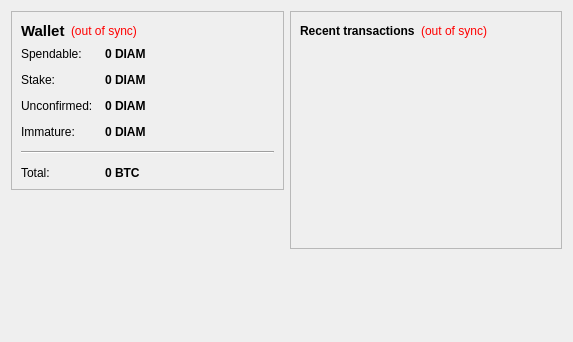
Before: the Qt Designer form src/qt/forms/overviewpage.ui in diamint-DIAM/diamint, drawn with Qt 5.
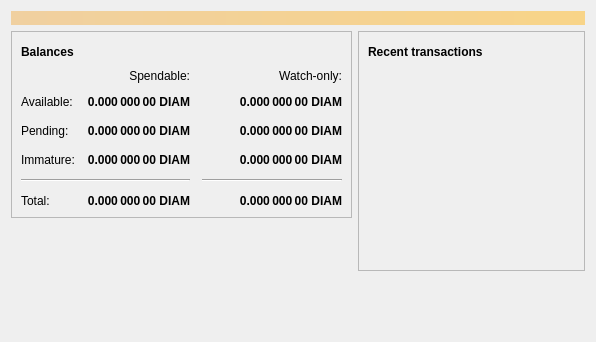
After: the same form once the commit is applied. Icons and pictures are not drawn.

Patch:
```diff
--- a/src/qt/forms/overviewpage.ui
+++ b/src/qt/forms/overviewpage.ui
@@ -6,13 +6,34 @@
    <rect>
     <x>0</x>
     <y>0</y>
-    <width>573</width>
+    <width>596</width>
     <height>342</height>
    </rect>
   </property>
   <property name="windowTitle">
    <string>Form</string>
   </property>
+  <layout class="QVBoxLayout" name="topLayout">
+   <item>
+    <widget class="QLabel" name="labelAlerts">
+     <property name="visible">
+      <bool>false</bool>
+     </property>
+     <property name="styleSheet">
+      <string notr="true">QLabel { background-color: qlineargradient(x1: 0, y1: 0, x2: 1, y2: 0, stop:0 #F0D0A0, stop:1 #F8D488); color:#000000; }</string>
+     </property>
+     <property name="wordWrap">
+      <bool>true</bool>
+     </property>
+     <property name="margin">
+      <number>3</number>
+     </property>
+     <property name="textInteractionFlags">
+      <set>Qt::TextSelectableByMouse</set>
+     </property>
+    </widget>
+   </item>
+   <item>
   <layout class="QHBoxLayout" name="horizontalLayout" stretch="1,1">
    <item>
     <layout class="QVBoxLayout" name="verticalLayout_2">
@@ -31,34 +52,50 @@
            <widget class="QLabel" name="label_5">
             <property name="font">
              <font>
-              <pointsize>11</pointsize>
               <weight>75</weight>
               <bold>true</bold>
              </font>
             </property>
             <property name="text">
-             <string>Wallet</string>
+               <string>Balances</string>
             </property>
            </widget>
           </item>
           <item>
-           <widget class="QLabel" name="labelWalletStatus">
+             <widget class="QPushButton" name="labelWalletStatus">
+              <property name="enabled">
+               <bool>true</bool>
+              </property>
+              <property name="maximumSize">
+               <size>
+                <width>30</width>
+                <height>16777215</height>
+               </size>
+              </property>
             <property name="toolTip">
              <string>The displayed information may be out of date. Your wallet automatically synchronizes with the Diamint network after a connection is established, but this process has not completed yet.</string>
             </property>
-            <property name="styleSheet">
-             <string notr="true">QLabel { color: red; }</string>
-            </property>
             <property name="text">
-             <string notr="true">(out of sync)</string>
-            </property>
-            <property name="alignment">
-             <set>Qt::AlignLeading|Qt::AlignLeft|Qt::AlignVCenter</set>
+               <string/>
+              </property>
+              <property name="icon">
+               <iconset resource="../bitcoin.qrc">
+                <normaloff>:/icons/warning</normaloff>
+                <disabledoff>:/icons/warning</disabledoff>:/icons/warning</iconset>
+              </property>
+              <property name="iconSize">
+               <size>
+                <width>24</width>
+                <height>24</height>
+               </size>
+              </property>
+              <property name="flat">
+               <bool>true</bool>
             </property>
            </widget>
           </item>
           <item>
-           <spacer name="horizontalSpacer_2">
+             <spacer name="horizontalSpacer_3">
             <property name="orientation">
              <enum>Qt::Horizontal</enum>
             </property>
@@ -73,25 +110,12 @@
          </layout>
         </item>
         <item>
-         <layout class="QFormLayout" name="formLayout_2">
-          <property name="fieldGrowthPolicy">
-           <enum>QFormLayout::AllNonFixedFieldsGrow</enum>
-          </property>
-          <property name="horizontalSpacing">
+           <layout class="QGridLayout" name="gridLayout">
+            <property name="spacing">
            <number>12</number>
           </property>
-          <property name="verticalSpacing">
-           <number>12</number>
-          </property>
-          <item row="0" column="0">
-           <widget class="QLabel" name="label">
-            <property name="text">
-             <string>Spendable:</string>
-            </property>
-           </widget>
-          </item>
-          <item row="0" column="1">
-           <widget class="QLabel" name="labelBalance">
+            <item row="2" column="2">
+             <widget class="QLabel" name="labelWatchPending">
             <property name="font">
              <font>
               <weight>75</weight>
@@ -102,52 +126,19 @@
              <cursorShape>IBeamCursor</cursorShape>
             </property>
             <property name="toolTip">
-             <string>Your current spendable balance</string>
+               <string>Unconfirmed transactions to watch-only addresses</string>
             </property>
             <property name="text">
-             <string notr="true">0 DIAM</string>
-            </property>
-            <property name="textInteractionFlags">
-             <set>Qt::LinksAccessibleByMouse|Qt::TextSelectableByKeyboard|Qt::TextSelectableByMouse</set>
-            </property>
-           </widget>
-          </item>
-          <item row="1" column="0">
-           <widget class="QLabel" name="label_6">
-            <property name="text">
-             <string>Stake:</string>
-            </property>
-           </widget>
-          </item>
-          <item row="1" column="1">
-           <widget class="QLabel" name="labelStake">
-            <property name="font">
-             <font>
-              <weight>75</weight>
-              <bold>true</bold>
-             </font>
-            </property>
-            <property name="cursor">
-             <cursorShape>IBeamCursor</cursorShape>
-            </property>
-            <property name="toolTip">
-             <string>Total of coins that was staked, and do not yet count toward the current balance</string>
-            </property>
-            <property name="text">
-             <string notr="true">0 DIAM</string>
-            </property>
+               <string notr="true">0.000 000 00 DIAM</string>
+              </property>
+              <property name="alignment">
+               <set>Qt::AlignRight|Qt::AlignTrailing|Qt::AlignVCenter</set>
+              </property>
             <property name="textInteractionFlags">
              <set>Qt::LinksAccessibleByMouse|Qt::TextSelectableByKeyboard|Qt::TextSelectableByMouse</set>
             </property>
            </widget>
           </item>
-          <item row="2" column="0">
-           <widget class="QLabel" name="label_3">
-            <property name="text">
-             <string>Unconfirmed:</string>
-            </property>
-           </widget>
-          </item>
           <item row="2" column="1">
            <widget class="QLabel" name="labelUnconfirmed">
             <property name="font">
@@ -160,36 +151,38 @@
              <cursorShape>IBeamCursor</cursorShape>
             </property>
             <property name="toolTip">
-             <string>Total of transactions that have yet to be confirmed, and do not yet count toward the current balance</string>
+               <string>Total of transactions that have yet to be confirmed, and do not yet count toward the spendable balance</string>
             </property>
             <property name="text">
-             <string notr="true">0 DIAM</string>
+               <string notr="true">0.000 000 00 DIAM</string>
+              </property>
+              <property name="alignment">
+               <set>Qt::AlignRight|Qt::AlignTrailing|Qt::AlignVCenter</set>
             </property>
             <property name="textInteractionFlags">
              <set>Qt::LinksAccessibleByMouse|Qt::TextSelectableByKeyboard|Qt::TextSelectableByMouse</set>
             </property>
            </widget>
           </item>
-          <item row="3" column="0">
-           <widget class="QLabel" name="labelImmatureText">
-            <property name="text">
-             <string>Immature:</string>
-            </property>
-           </widget>
-          </item>
-          <item row="3" column="1">
-           <widget class="QLabel" name="labelImmature">
+            <item row="3" column="2">
+             <widget class="QLabel" name="labelWatchImmature">
             <property name="font">
              <font>
               <weight>75</weight>
               <bold>true</bold>
              </font>
             </property>
+              <property name="cursor">
+               <cursorShape>IBeamCursor</cursorShape>
+              </property>
             <property name="toolTip">
-             <string>Mined balance that has not yet matured</string>
+               <string>Mined balance in watch-only addresses that has not yet matured</string>
             </property>
             <property name="text">
-             <string notr="true">0 DIAM</string>
+               <string notr="true">0.000 000 00 DIAM</string>
+              </property>
+              <property name="alignment">
+               <set>Qt::AlignRight|Qt::AlignTrailing|Qt::AlignVCenter</set>
             </property>
             <property name="textInteractionFlags">
              <set>Qt::LinksAccessibleByMouse|Qt::TextSelectableByKeyboard|Qt::TextSelectableByMouse</set>
@@ -203,6 +196,25 @@
             </property>
            </widget>
           </item>
+            <item row="4" column="2">
+             <widget class="Line" name="lineWatchBalance">
+              <property name="sizePolicy">
+               <sizepolicy hsizetype="Preferred" vsizetype="Fixed">
+                <horstretch>0</horstretch>
+                <verstretch>0</verstretch>
+               </sizepolicy>
+              </property>
+              <property name="minimumSize">
+               <size>
+                <width>140</width>
+                <height>0</height>
+               </size>
+              </property>
+              <property name="orientation">
+               <enum>Qt::Horizontal</enum>
+              </property>
+             </widget>
+            </item>
           <item row="5" column="0">
            <widget class="QLabel" name="labelTotalText">
             <property name="text">
@@ -210,6 +222,51 @@
             </property>
            </widget>
           </item>
+            <item row="3" column="1">
+             <widget class="QLabel" name="labelImmature">
+              <property name="font">
+               <font>
+                <weight>75</weight>
+                <bold>true</bold>
+               </font>
+              </property>
+              <property name="cursor">
+               <cursorShape>IBeamCursor</cursorShape>
+              </property>
+              <property name="toolTip">
+               <string>Mined balance that has not yet matured</string>
+              </property>
+              <property name="text">
+               <string notr="true">0.000 000 00 DIAM</string>
+              </property>
+              <property name="alignment">
+               <set>Qt::AlignRight|Qt::AlignTrailing|Qt::AlignVCenter</set>
+              </property>
+              <property name="textInteractionFlags">
+               <set>Qt::LinksAccessibleByMouse|Qt::TextSelectableByKeyboard|Qt::TextSelectableByMouse</set>
+              </property>
+             </widget>
+            </item>
+            <item row="2" column="3">
+             <spacer name="horizontalSpacer_2">
+              <property name="orientation">
+               <enum>Qt::Horizontal</enum>
+              </property>
+              <property name="sizeHint" stdset="0">
+               <size>
+                <width>40</width>
+                <height>20</height>
+               </size>
+              </property>
+             </spacer>
+            </item>
+            <item row="3" column="0">
+             <widget class="QLabel" name="labelImmatureText">
+              <property name="text">
+               <string>Immature:</string>
+              </property>
+             </widget>
+            </item>
           <item row="5" column="1">
            <widget class="QLabel" name="labelTotal">
             <property name="font">
@@ -225,13 +282,125 @@
              <string>Your current total balance</string>
             </property>
             <property name="text">
-             <string notr="true">0 BTC</string>
-            </property>
+               <string notr="true">0.000 000 00 DIAM</string>
+              </property>
+              <property name="alignment">
+               <set>Qt::AlignRight|Qt::AlignTrailing|Qt::AlignVCenter</set>
+              </property>
             <property name="textInteractionFlags">
              <set>Qt::LinksAccessibleByMouse|Qt::TextSelectableByKeyboard|Qt::TextSelectableByMouse</set>
             </property>
            </widget>
           </item>
+            <item row="5" column="2">
+             <widget class="QLabel" name="labelWatchTotal">
+              <property name="font">
+               <font>
+                <weight>75</weight>
+                <bold>true</bold>
+               </font>
+              </property>
+              <property name="cursor">
+               <cursorShape>IBeamCursor</cursorShape>
+              </property>
+              <property name="toolTip">
+               <string>Current total balance in watch-only addresses</string>
+              </property>
+              <property name="text">
+               <string notr="true">0.000 000 00 DIAM</string>
+              </property>
+              <property name="alignment">
+               <set>Qt::AlignRight|Qt::AlignTrailing|Qt::AlignVCenter</set>
+              </property>
+              <property name="textInteractionFlags">
+               <set>Qt::LinksAccessibleByMouse|Qt::TextSelectableByKeyboard|Qt::TextSelectableByMouse</set>
+              </property>
+             </widget>
+            </item>
+            <item row="0" column="2">
+             <widget class="QLabel" name="labelWatchonly">
+              <property name="text">
+               <string>Watch-only:</string>
+              </property>
+              <property name="alignment">
+               <set>Qt::AlignRight|Qt::AlignTrailing|Qt::AlignVCenter</set>
+              </property>
+             </widget>
+            </item>
+            <item row="1" column="0">
+             <widget class="QLabel" name="labelBalanceText">
+              <property name="text">
+               <string>Available:</string>
+              </property>
+             </widget>
+            </item>
+            <item row="1" column="1">
+             <widget class="QLabel" name="labelBalance">
+              <property name="font">
+               <font>
+                <weight>75</weight>
+                <bold>true</bold>
+               </font>
+              </property>
+              <property name="cursor">
+               <cursorShape>IBeamCursor</cursorShape>
+              </property>
+              <property name="toolTip">
+               <string>Your current spendable balance</string>
+              </property>
+              <property name="text">
+               <string notr="true">0.000 000 00 DIAM</string>
+              </property>
+              <property name="alignment">
+               <set>Qt::AlignRight|Qt::AlignTrailing|Qt::AlignVCenter</set>
+              </property>
+              <property name="textInteractionFlags">
+               <set>Qt::LinksAccessibleByMouse|Qt::TextSelectableByKeyboard|Qt::TextSelectableByMouse</set>
+              </property>
+             </widget>
+            </item>
+            <item row="1" column="2">
+             <widget class="QLabel" name="labelWatchAvailable">
+              <property name="font">
+               <font>
+                <weight>75</weight>
+                <bold>true</bold>
+               </font>
+              </property>
+              <property name="cursor">
+               <cursorShape>IBeamCursor</cursorShape>
+              </property>
+              <property name="toolTip">
+               <string>Your current balance in watch-only addresses</string>
+              </property>
+              <property name="text">
+               <string notr="true">0.000 000 00 DIAM</string>
+              </property>
+              <property name="alignment">
+               <set>Qt::AlignRight|Qt::AlignTrailing|Qt::AlignVCenter</set>
+              </property>
+              <property name="textInteractionFlags">
+               <set>Qt::LinksAccessibleByMouse|Qt::TextSelectableByKeyboard|Qt::TextSelectableByMouse</set>
+              </property>
+             </widget>
+            </item>
+            <item row="2" column="0">
+             <widget class="QLabel" name="labelPendingText">
+              <property name="text">
+               <string>Pending:</string>
+              </property>
+             </widget>
+            </item>
+            <item row="0" column="1">
+             <widget class="QLabel" name="labelSpendable">
+              <property name="text">
+               <string>Spendable:</string>
+              </property>
+              <property name="alignment">
+               <set>Qt::AlignRight|Qt::AlignTrailing|Qt::AlignVCenter</set>
+              </property>
+             </widget>
+            </item>
          </layout>
         </item>
        </layout>
@@ -267,24 +436,47 @@
          <layout class="QHBoxLayout" name="horizontalLayout_2">
           <item>
            <widget class="QLabel" name="label_4">
+              <property name="font">
+               <font>
+                <weight>75</weight>
+                <bold>true</bold>
+               </font>
+              </property>
             <property name="text">
-             <string>&lt;b&gt;Recent transactions&lt;/b&gt;</string>
+               <string>Recent transactions</string>
             </property>
            </widget>
           </item>
           <item>
-           <widget class="QLabel" name="labelTransactionsStatus">
+             <widget class="QPushButton" name="labelTransactionsStatus">
+              <property name="enabled">
+               <bool>true</bool>
+              </property>
+              <property name="maximumSize">
+               <size>
+                <width>30</width>
+                <height>16777215</height>
+               </size>
+              </property>
             <property name="toolTip">
              <string>The displayed information may be out of date. Your wallet automatically synchronizes with the Diamint network after a connection is established, but this process has not completed yet.</string>
             </property>
-            <property name="styleSheet">
-             <string notr="true">QLabel { color: red; }</string>
-            </property>
             <property name="text">
-             <string notr="true">(out of sync)</string>
-            </property>
-            <property name="alignment">
-             <set>Qt::AlignRight|Qt::AlignTrailing|Qt::AlignVCenter</set>
+               <string/>
+              </property>
+              <property name="icon">
+               <iconset resource="../bitcoin.qrc">
+                <normaloff>:/icons/warning</normaloff>
+                <disabledoff>:/icons/warning</disabledoff>:/icons/warning</iconset>
+              </property>
+              <property name="iconSize">
+               <size>
+                <width>24</width>
+                <height>24</height>
+               </size>
+              </property>
+              <property name="flat">
+               <bool>true</bool>
             </property>
            </widget>
           </item>
@@ -337,6 +529,8 @@
         </size>
        </property>
       </spacer>
+       </item>
+      </layout>
      </item>
     </layout>
    </item>
```
Lines whose indentation alone changed are shown as unchanged.
